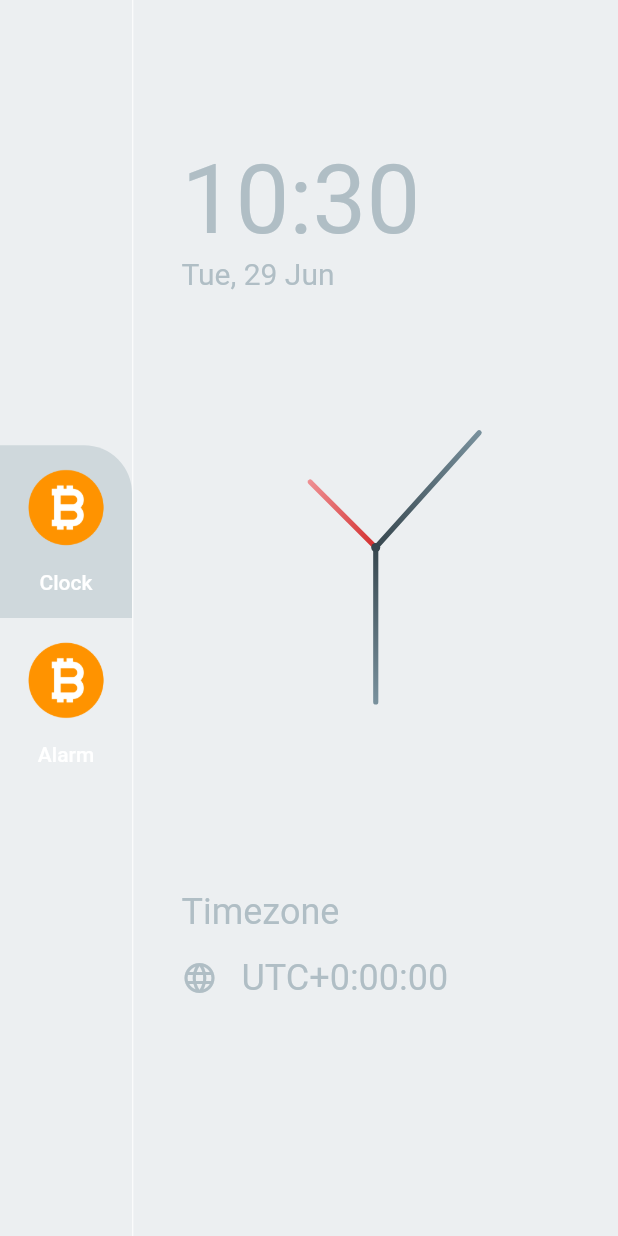
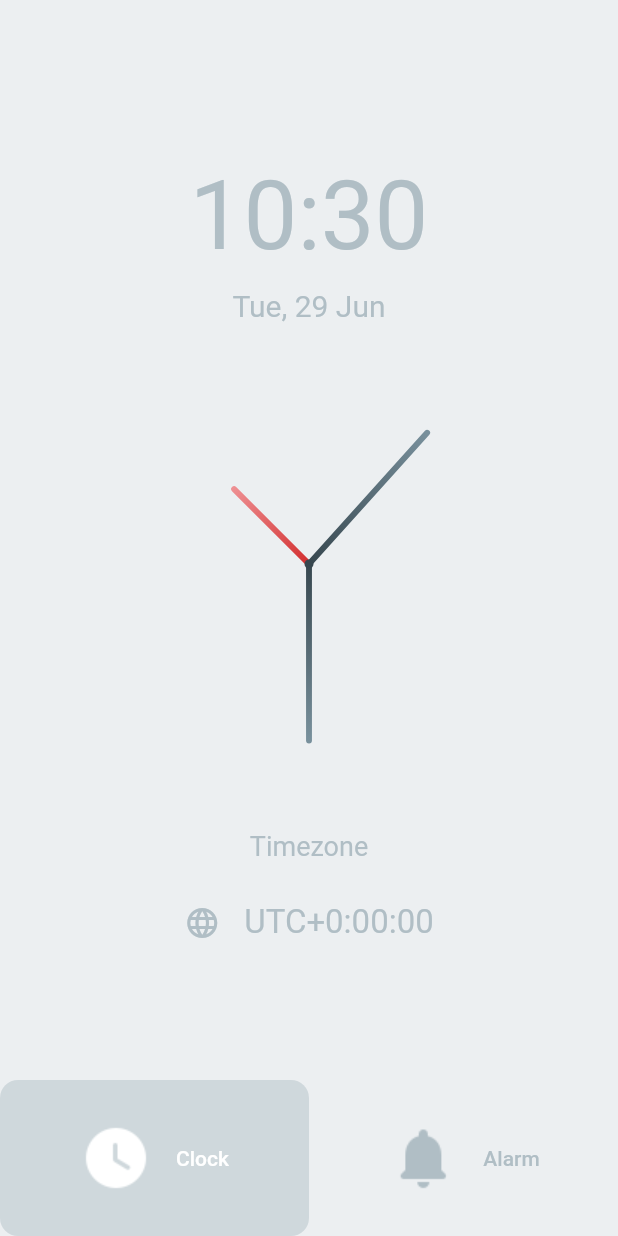
Before and after one commit to oQULOo/taciturn-clock, a Flutter app: the screen it shows after launch, on a phone screen of 412 x 824 dp. Run offline on Flutter 3.47's test engine with Material 2 defaults, Android fonts, the phone set to English and light mode, and no system bars; our stand-ins replace dotted_border, flutter_local_notifications, sqflite, timezone; accounts and stored records are empty.

Commit message:
タブバーをレスポンシブ化

```diff
--- a/lib/constants/theme_data.dart
+++ b/lib/constants/theme_data.dart
@@ -7,6 +7,6 @@ class CustomeColors {
 }
 
 class GradientColors {
-  static List<Color> sky = [Colors.teal[200], Colors.blueGrey[100]];
+  static List<Color> sky = [Colors.blueGrey[300], Colors.blueGrey[100]];
   static List<Color> sunset = [Colors.deepPurple[200], Colors.blueGrey[100]];
 }
--- a/lib/data.dart
+++ b/lib/data.dart
@@ -6,8 +6,10 @@ import 'models/menu_info.dart';
 
 ///MenuInfoのリスト化
 List<MenuInfo> menuItems = [
-  MenuInfo(MenuType.clock, title: 'Clock', imageSource: 'assets/icon_btc.png'),
-  MenuInfo(MenuType.alarm, title: 'Alarm', imageSource: 'assets/icon_btc.png'),
+  MenuInfo(MenuType.clock,
+      title: 'Clock', imageSource: 'assets/icon_clock.png'),
+  MenuInfo(MenuType.alarm,
+      title: 'Alarm', imageSource: 'assets/icon_alarm.png'),
 ];
 
 ///Alarm画面において表示するListViewにわたすためのリスト
@@ -19,5 +21,5 @@ List<AlarmInfo> alarms = [
   AlarmInfo(
       alarmDateTime: DateTime.now().add(Duration(hours: 2)),
       title: 'Sport',
-      gradientColorIndex: GradientColors.sunset),
+      gradientColorIndex: GradientColors.sky),
 ];
--- a/lib/views/alarm_page.dart
+++ b/lib/views/alarm_page.dart
@@ -176,7 +176,7 @@ class _AlarmPageState extends State<AlarmPage> {
       'alarm_notif',
       'alarm_notif',
       'Channel for Alarm notification',
-      icon: 'codex_logo',
+      icon: 'QULO',
       sound: RawResourceAndroidNotificationSound('a_long_cold_sting'),
       largeIcon: DrawableResourceAndroidBitmap('codex_logo'),
     );
--- a/lib/views/clock_page.dart
+++ b/lib/views/clock_page.dart
@@ -29,7 +29,7 @@ class _ClockPageState extends State<ClockPage> {
     return Container(
       padding: EdgeInsets.symmetric(horizontal: 32, vertical: 64),
       child: Column(
-        crossAxisAlignment: CrossAxisAlignment.start,
+        crossAxisAlignment: CrossAxisAlignment.center,
         children: [
           SizedBox(
             height: 32,
@@ -37,7 +37,8 @@ class _ClockPageState extends State<ClockPage> {
           Flexible(
             flex: 2,
             child: Column(
-              crossAxisAlignment: CrossAxisAlignment.start,
+              crossAxisAlignment: CrossAxisAlignment.center,
+              mainAxisAlignment: MainAxisAlignment.spaceEvenly,
               children: [
                 Text(
                   formattedTime,
@@ -50,32 +51,37 @@ class _ClockPageState extends State<ClockPage> {
               ],
             ),
           ),
-          Flexible(
-              flex: 4,
-              fit: FlexFit.tight,
-              child: Align(
-                alignment: Alignment.center,
-                child: ClockView(size: MediaQuery.of(context).size.height / 4),
-              )),
+          Padding(
+            padding: const EdgeInsets.all(32.0),
+            child: Flexible(
+                flex: 0,
+                fit: FlexFit.tight,
+                child: Align(
+                  alignment: Alignment.center,
+                  child:
+                      ClockView(size: MediaQuery.of(context).size.height / 3.5),
+                )),
+          ),
           Flexible(
             flex: 2,
             fit: FlexFit.tight,
             child: Column(
-              crossAxisAlignment: CrossAxisAlignment.start,
+              crossAxisAlignment: CrossAxisAlignment.center,
+              mainAxisAlignment: MainAxisAlignment.spaceEvenly,
               children: [
                 Text(
                   'Timezone',
-                  style: TextStyle(color: Colors.blueGrey[200], fontSize: 24),
+                  style: TextStyle(color: Colors.blueGrey[200], fontSize: 18),
                 ),
-                SizedBox(height: 16),
                 Row(
+                  mainAxisAlignment: MainAxisAlignment.center,
                   children: [
                     Icon(Icons.language, color: Colors.blueGrey[200]),
                     SizedBox(width: 16),
                     Text(
                       'UTC' + offsetSign + timezoneString,
                       style:
-                          TextStyle(color: Colors.blueGrey[200], fontSize: 24),
+                          TextStyle(color: Colors.blueGrey[200], fontSize: 22),
                     ),
                   ],
                 ),
--- a/lib/views/homepage.dart
+++ b/lib/views/homepage.dart
@@ -19,20 +19,8 @@ class _HomePageState extends State<HomePage> {
   Widget build(BuildContext context) {
     return Scaffold(
       backgroundColor: Colors.blueGrey[50],
-      body: Row(
+      body: Column(
         children: [
-          Column(
-            mainAxisAlignment: MainAxisAlignment.center,
-            children: menuItems
-                .map((currentMenuInfo) => buildMenuButton(currentMenuInfo))
-                .toList(),
-          ),
-
-          ///左側アイコンと右側時計部分とを隔てるライン
-          VerticalDivider(
-            color: Colors.white,
-            width: 1,
-          ),
           Expanded(
             child: Consumer<MenuInfo>(
               builder: (BuildContext context, MenuInfo value, Widget child) {
@@ -41,20 +29,15 @@ class _HomePageState extends State<HomePage> {
                 else if (value.menuType == MenuType.alarm)
                   return AlarmPage();
                 else
-                  return Container(
-                      child: RichText(
-                    text: TextSpan(
-                        style: TextStyle(fontSize: 20),
-                        children: <TextSpan>[
-                          TextSpan(text: 'Upcoming Tutorial'),
-                          TextSpan(
-                            text: value.title,
-                            style: TextStyle(fontSize: 48),
-                          ),
-                        ]),
-                  ));
+                  return Container();
               },
             ),
+          ),
+          Row(
+            mainAxisAlignment: MainAxisAlignment.center,
+            children: menuItems
+                .map((currentMenuInfo) => buildMenuButton(currentMenuInfo))
+                .toList(),
           ),
         ],
       ),
@@ -64,11 +47,11 @@ class _HomePageState extends State<HomePage> {
   Widget buildMenuButton(MenuInfo currentMenuInfo) {
     return Consumer<MenuInfo>(
       builder: (BuildContext context, MenuInfo value, Widget child) {
-        return FlatButton(
-          ///右上だけカーブをかけている
+        return Expanded(
+          child: FlatButton(
             shape: RoundedRectangleBorder(
-              borderRadius: BorderRadius.only(topRight: Radius.circular(32))),
-          padding: const EdgeInsets.symmetric(vertical: 16.0),
+                borderRadius: BorderRadius.all(Radius.circular(12))),
+            padding: const EdgeInsets.symmetric(vertical: 28.0),
             color: currentMenuInfo.menuType == value.menuType
                 ? Colors.blueGrey[100]
                 : Colors.transparent,
@@ -77,18 +60,25 @@ class _HomePageState extends State<HomePage> {
               var menuInfo = Provider.of<MenuInfo>(context, listen: false);
               menuInfo.updateMenu(currentMenuInfo);
             },
-          child: Column(
+            child: Row(
+              mainAxisAlignment: MainAxisAlignment.center,
               children: [
                 Image.asset(
                   currentMenuInfo.imageSource,
-                scale: 10, //小さくなると表示が大きくなる
+                  scale: 1, //小さくなると表示が大きくなる
+                  color: currentMenuInfo.menuType == value.menuType
+                      ? Colors.white
+                      : Colors.blueGrey[200],
                 ),
-              SizedBox(height: 16), //左側アイコンのサイズ
+                SizedBox(width: 16), //左側アイコンのサイズ
                 Text(
                   currentMenuInfo.title ?? '',
-                style: TextStyle(color: Colors.white, fontSize: 14),
+                  style: currentMenuInfo.menuType == value.menuType
+                      ? TextStyle(color: Colors.white, fontSize: 14)
+                      : TextStyle(color: Colors.blueGrey[200], fontSize: 14),
                 ),
               ],
+            ),
           ),
         );
       },
```
Also changed, not shown: assets/icon_alarm.png (added), assets/icon_btc.png (deleted), assets/icon_clock.png (added). Lines whose indentation alone changed are shown as unchanged.
